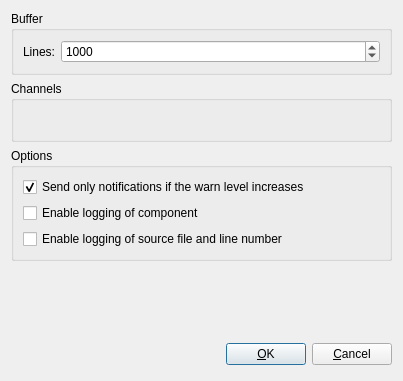
The window that libs/seiscomp/gui/core/logmanagersettings.ui (SeisComP/common) describes before a commit, drawn with Qt 5.
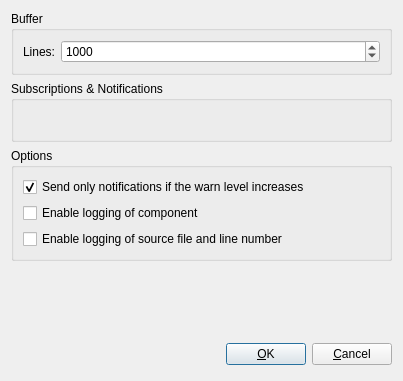
The same window after the commit.

Patch:
```diff
--- a/libs/seiscomp/gui/core/logmanagersettings.ui
+++ b/libs/seiscomp/gui/core/logmanagersettings.ui
@@ -58,7 +58,7 @@
    <item>
     <widget class="QGroupBox" name="groupChannels">
      <property name="title">
-      <string>Channels</string>
+      <string>Subscriptions &amp;&amp; Notifications</string>
      </property>
      <layout class="QVBoxLayout">
       <property name="spacing">
```
Left out of the diff: 4 changed lines with no effect on the pictures.
